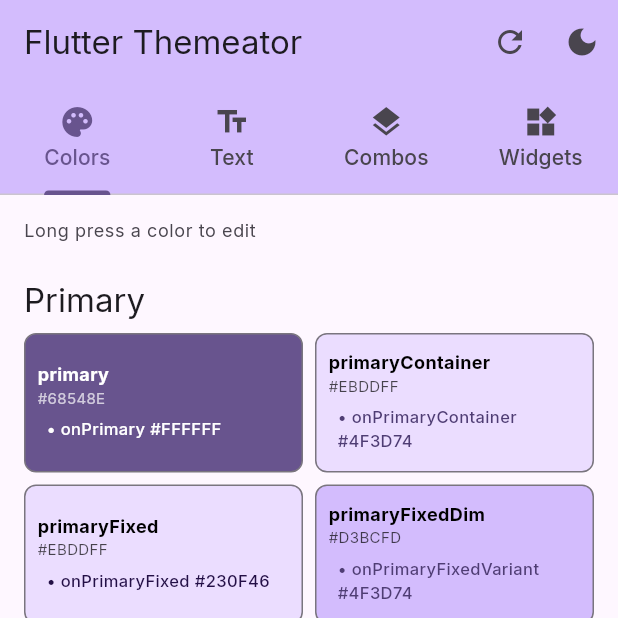
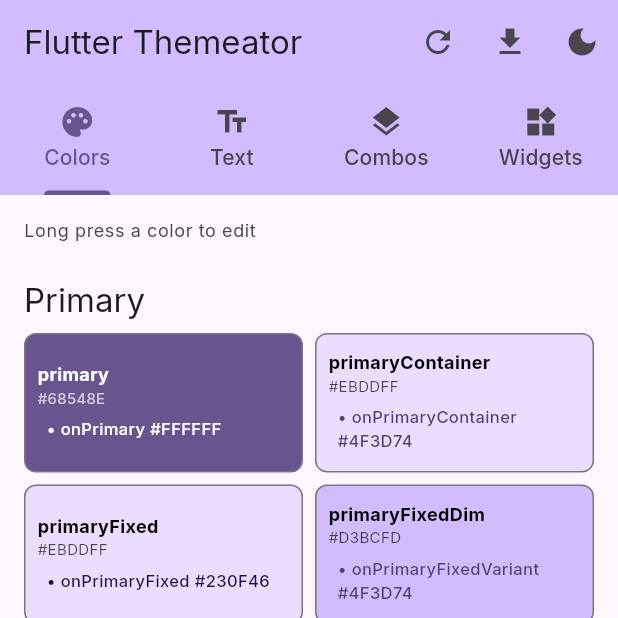
Before and after one commit to epatel/flutter_themeator, a Flutter app: the screen it shows after launch, on a phone screen of 412 x 824 dp, the top half of it. Run offline on Flutter 3.47's test engine with Material 3 defaults, Android fonts, the phone set to English and light mode, and no system bars; our stand-ins replace shared_preferences; missing offline and left inert: flex_color_picker.

Commit message:
added theme exporter

```diff
--- a/lib/screens/home_screen.dart
+++ b/lib/screens/home_screen.dart
@@ -1,6 +1,8 @@
 import 'package:flutter/material.dart';
+import 'package:flutter/services.dart';
 import '../theme_provider.dart';
 import '../providers/color_scheme_provider.dart';
+import '../services/theme_exporter.dart';
 import '../tabs/colors_tab.dart';
 import '../tabs/text_themes_tab.dart';
 import '../tabs/combinations_tab.dart';
@@ -16,6 +18,21 @@
     required this.colorSchemeProvider,
   });
 
+  Future<void> _exportTheme(BuildContext context) async {
+    final dartCode = ThemeExporter.generateDartFile(
+      colorSchemeProvider.lightColorScheme,
+      colorSchemeProvider.darkColorScheme,
+    );
+
+    // Copy to clipboard (works on all platforms including web)
+    await Clipboard.setData(ClipboardData(text: dartCode));
+    if (context.mounted) {
+      ScaffoldMessenger.of(context).showSnackBar(
+        const SnackBar(content: Text('Theme copied to clipboard')),
+      );
+    }
+  }
+
   @override
   Widget build(BuildContext context) {
     return DefaultTabController(
@@ -29,6 +46,11 @@
               icon: const Icon(Icons.refresh),
               onPressed: colorSchemeProvider.resetToDefault,
               tooltip: 'Reset colors to default',
+            ),
+            IconButton(
+              icon: const Icon(Icons.download),
+              onPressed: () => _exportTheme(context),
+              tooltip: 'Export theme as Dart file',
             ),
             IconButton(
               icon: Icon(
--- a/lib/services/color_storage.dart
+++ b/lib/services/color_storage.dart
@@ -1,6 +1,7 @@
 import 'dart:convert';
 import 'package:flutter/material.dart';
 import 'package:shared_preferences/shared_preferences.dart';
+import '../themes.dart';
 
 class ColorStorage {
   static const _keyLight = 'color_scheme_light';
@@ -94,10 +95,9 @@
     Map<String, Color> colors,
     Brightness brightness,
   ) {
-    final defaultScheme = ColorScheme.fromSeed(
-      seedColor: Colors.deepPurple,
-      brightness: brightness,
-    );
+    final defaultScheme = brightness == .light
+        ? AppColors.lightColorScheme
+        : AppColors.darkColorScheme;
 
     return ColorScheme(
       brightness: brightness,
--- /dev/null
+++ b/lib/themes.dart
@@ -0,0 +1,106 @@
+import 'package:flutter/material.dart';
+
+/// Generated by Flutter Themeator
+/// https://github.com/epatel/flutter_themeator
+
+abstract final class AppColors {
+  static const ColorScheme lightColorScheme = ColorScheme(
+    brightness: Brightness.light,
+    primary: Color(0xFF68548E),
+    onPrimary: Color(0xFFFFFFFF),
+    primaryContainer: Color(0xFFEBDDFF),
+    onPrimaryContainer: Color(0xFF230F46),
+    primaryFixed: Color(0xFFEBDDFF),
+    primaryFixedDim: Color(0xFFD3BCFD),
+    onPrimaryFixed: Color(0xFF230F46),
+    onPrimaryFixedVariant: Color(0xFF4F3D74),
+    secondary: Color(0xFF635B70),
+    onSecondary: Color(0xFFFFFFFF),
+    secondaryContainer: Color(0xFFE9DEF8),
+    onSecondaryContainer: Color(0xFF1F182B),
+    secondaryFixed: Color(0xFFE9DEF8),
+    secondaryFixedDim: Color(0xFFCDC2DB),
+    onSecondaryFixed: Color(0xFF1F182B),
+    onSecondaryFixedVariant: Color(0xFF4B4358),
+    tertiary: Color(0xFF7E525D),
+    onTertiary: Color(0xFFFFFFFF),
+    tertiaryContainer: Color(0xFFFFD9E1),
+    onTertiaryContainer: Color(0xFF31101B),
+    tertiaryFixed: Color(0xFFFFD9E1),
+    tertiaryFixedDim: Color(0xFFF0B7C5),
+    onTertiaryFixed: Color(0xFF31101B),
+    onTertiaryFixedVariant: Color(0xFF643B46),
+    error: Color(0xFFBA1A1A),
+    onError: Color(0xFFFFFFFF),
+    errorContainer: Color(0xFFFFDAD6),
+    onErrorContainer: Color(0xFF410002),
+    surface: Color(0xFFFEF7FF),
+    onSurface: Color(0xFF1D1B20),
+    surfaceDim: Color(0xFFDED8E0),
+    surfaceBright: Color(0xFFFEF7FF),
+    surfaceContainerLowest: Color(0xFFFFFFFF),
+    surfaceContainerLow: Color(0xFFF8F1FA),
+    surfaceContainer: Color(0xFFF2ECF4),
+    surfaceContainerHigh: Color(0xFFEDE6EE),
+    surfaceContainerHighest: Color(0xFFE7E0E8),
+    onSurfaceVariant: Color(0xFF49454E),
+    outline: Color(0xFF7A757F),
+    outlineVariant: Color(0xFFCBC4CF),
+    shadow: Color(0xFF000000),
+    scrim: Color(0xFF000000),
+    inverseSurface: Color(0xFF322F35),
+    onInverseSurface: Color(0xFFF5EFF7),
+    inversePrimary: Color(0xFFD3BCFD),
+    surfaceTint: Color(0xFF68548E),
+  );
+
+  static const ColorScheme darkColorScheme = ColorScheme(
+    brightness: Brightness.dark,
+    primary: Color(0xFFD3BCFD),
+    onPrimary: Color(0xFF38265C),
+    primaryContainer: Color(0xFF4F3D74),
+    onPrimaryContainer: Color(0xFFEBDDFF),
+    primaryFixed: Color(0xFFEBDDFF),
+    primaryFixedDim: Color(0xFFD3BCFD),
+    onPrimaryFixed: Color(0xFF230F46),
+    onPrimaryFixedVariant: Color(0xFF4F3D74),
+    secondary: Color(0xFFCDC2DB),
+    onSecondary: Color(0xFF342D40),
+    secondaryContainer: Color(0xFF4B4358),
+    onSecondaryContainer: Color(0xFFE9DEF8),
+    secondaryFixed: Color(0xFFE9DEF8),
+    secondaryFixedDim: Color(0xFFCDC2DB),
+    onSecondaryFixed: Color(0xFF1F182B),
+    onSecondaryFixedVariant: Color(0xFF4B4358),
+    tertiary: Color(0xFFF0B7C5),
+    onTertiary: Color(0xFF4A2530),
+    tertiaryContainer: Color(0xFF643B46),
+    onTertiaryContainer: Color(0xFFFFD9E1),
+    tertiaryFixed: Color(0xFFFFD9E1),
+    tertiaryFixedDim: Color(0xFFF0B7C5),
+    onTertiaryFixed: Color(0xFF31101B),
+    onTertiaryFixedVariant: Color(0xFF643B46),
+    error: Color(0xFFFFB4AB),
+    onError: Color(0xFF690005),
+    errorContainer: Color(0xFF93000A),
+    onErrorContainer: Color(0xFFFFDAD6),
+    surface: Color(0xFF151218),
+    onSurface: Color(0xFFE7E0E8),
+    surfaceDim: Color(0xFF151218),
+    surfaceBright: Color(0xFF3B383E),
+    surfaceContainerLowest: Color(0xFF0F0D13),
+    surfaceContainerLow: Color(0xFF1D1B20),
+    surfaceContainer: Color(0xFF211F24),
+    surfaceContainerHigh: Color(0xFF2C292F),
+    surfaceContainerHighest: Color(0xFF36343A),
+    onSurfaceVariant: Color(0xFFCBC4CF),
+    outline: Color(0xFF948F99),
+    outlineVariant: Color(0xFF49454E),
+    shadow: Color(0xFF000000),
+    scrim: Color(0xFF000000),
+    inverseSurface: Color(0xFFE7E0E8),
+    onInverseSurface: Color(0xFF322F35),
+    inversePrimary: Color(0xFF68548E),
+    surfaceTint: Color(0xFFD3BCFD),
+  );
+}
```
Also changed, not shown: lib/services/theme_exporter.dart (added, +154 -0 lines).
